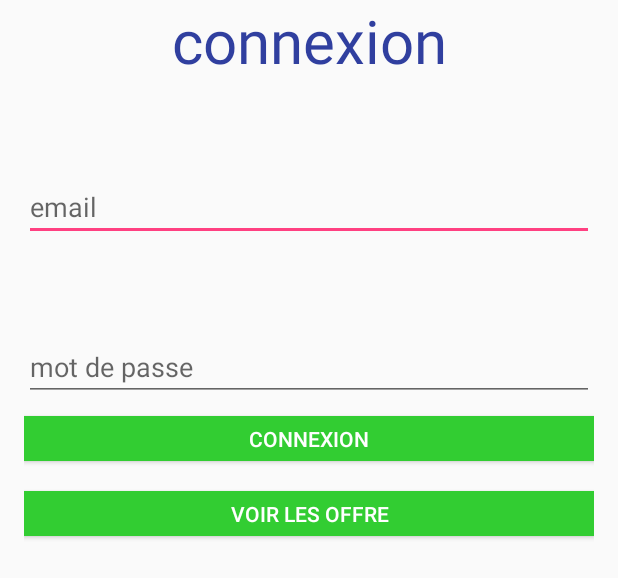
After one commit to raphaeldepain/WalkAndWork, an Android app: the layout ecran_connexion.xml on its own in the app's theme, with its tools: preview values and no code run, on a phone screen of 412 x 824 dp. The commit adds this screen. Shown: the top 578 px of the screen. Run offline under Robolectric (Android 15) with nearby library versions, the phone set to English and light mode, and no system bars.

Commit message:
ajout de page de connexion

```diff
--- a/app/build.gradle
+++ b/app/build.gradle
@@ -28,6 +28,7 @@ dependencies {
 
     //recyclerView
     implementation 'com.android.support:recyclerview-v7:28.0.0'
+    //compile 'com.android.support:recyclerview-v7:28.0+'
 
     //glide
     implementation 'com.github.bumptech.glide:glide:4.8.0'
--- a/app/src/main/AndroidManifest.xml
+++ b/app/src/main/AndroidManifest.xml
@@ -1,21 +1,23 @@
 <?xml version="1.0" encoding="utf-8"?>
 <manifest xmlns:android="http://schemas.android.com/apk/res/android"
-    package="miage.parisnanterre.fr.walkandwork" >
-<uses-permission android:name="android.permission.INTERNET"></uses-permission>
+    package="miage.parisnanterre.fr.walkandwork">
+
     <application
         android:allowBackup="true"
         android:icon="@mipmap/ic_launcher"
         android:label="@string/app_name"
         android:roundIcon="@mipmap/ic_launcher_round"
         android:supportsRtl="true"
-        android:theme="@style/AppTheme" >
-        <activity android:name=".MainActivity" >
+        android:theme="@style/AppTheme">
+        <activity android:name=".Connexion">
             <intent-filter>
                 <action android:name="android.intent.action.MAIN" />
 
                 <category android:name="android.intent.category.LAUNCHER" />
             </intent-filter>
         </activity>
+        <activity android:name=".MainActivity"></activity>
+
     </application>
 
 </manifest>
--- /dev/null
+++ b/app/src/main/java/miage/parisnanterre/fr/walkandwork/Connexion.java
@@ -0,0 +1,25 @@
+package miage.parisnanterre.fr.walkandwork;
+
+import android.content.Intent;
+import android.support.v7.app.AppCompatActivity;
+import android.os.Bundle;
+import android.view.View;
+import android.widget.Button;
+
+public class Connexion extends AppCompatActivity {
+
+    @Override
+    protected void onCreate(Bundle savedInstanceState) {
+        super.onCreate(savedInstanceState);
+        setContentView(R.layout.ecran_connexion);
+        final Button connexion = (Button) findViewById(R.id.boffre);
+
+        connexion.setOnClickListener(new View.OnClickListener() {
+            @Override
+            public void onClick(View view) {
+                Intent intent1 = new Intent(Connexion.this, MainActivity.class);
+                startActivity(intent1);
+            }
+        });
+    }
+}
--- /dev/null
+++ b/app/src/main/res/layout/ecran_connexion.xml
@@ -0,0 +1,59 @@
+<?xml version="1.0" encoding="utf-8"?>
+<LinearLayout xmlns:android="http://schemas.android.com/apk/res/android"
+android:layout_width="match_parent"
+android:layout_height="match_parent"
+android:paddingLeft="16dp"
+android:paddingRight="16dp"
+android:orientation="vertical" >
+<TextView
+    android:id="@+id/textSexe"
+    android:layout_width="fill_parent"
+    android:layout_height="wrap_content"
+    android:gravity="center"
+    android:textSize="40sp"
+    android:textColor="@color/colorPrimaryDark"
+    android:text="connexion" />
+
+<EditText
+    android:id="@+id/edittext1"
+    android:layout_width="fill_parent"
+    android:layout_height="wrap_content"
+    android:layout_alignLeft="@+id/button"
+    android:layout_below="@+id/textView1"
+    android:layout_marginTop="61dp"
+    android:ems="10"
+    android:hint="email"
+    android:inputType="text" />
+<EditText
+    android:id="@+id/edittext2"
+    android:layout_width="fill_parent"
+    android:layout_height="wrap_content"
+    android:layout_alignLeft="@+id/button"
+    android:layout_below="@+id/textView1"
+    android:layout_marginTop="61dp"
+    android:ems="10"
+    android:hint="mot de passe"
+    android:inputType="textPassword" />
+    <Button
+    android:id="@+id/bconnexion"
+    android:layout_width="fill_parent"
+    android:layout_height="30dp"
+    android:layout_gravity="center"
+        android:layout_marginTop="10dp"
+        android:layout_marginBottom="10dp"
+    android:textColor="@color/textcouleur"
+    android:background="@color/bocouleur"
+    android:text="connexion" />
+    <Button
+        android:id="@+id/boffre"
+        android:layout_width="fill_parent"
+        android:layout_height="30dp"
+        android:layout_gravity="center"
+        android:layout_marginTop="10dp"
+        android:layout_marginBottom="10dp"
+        android:textColor="@color/textcouleur"
+        android:background="@color/bocouleur"
+        android:text="voir les offre" />
+
+
+</LinearLayout>
--- a/app/src/main/res/values/colors.xml
+++ b/app/src/main/res/values/colors.xml
@@ -1,6 +1,8 @@
 <?xml version="1.0" encoding="utf-8"?>
 <resources>
-    <color name="colorPrimary">#008577</color>
-    <color name="colorPrimaryDark">#00574B</color>
-    <color name="colorAccent">#D81B60</color>
+    <color name="colorPrimary">#3F51B5</color>
+    <color name="colorPrimaryDark">#303F9F</color>
+    <color name="colorAccent">#FF4081</color>
+    <color name="textcouleur">#FFFFFF</color>
+    <color name="bocouleur">#32CD32</color>
 </resources>
```
Also changed, not shown: app/src/main/res/drawable-v24/logo.png (added), 1 other file.
